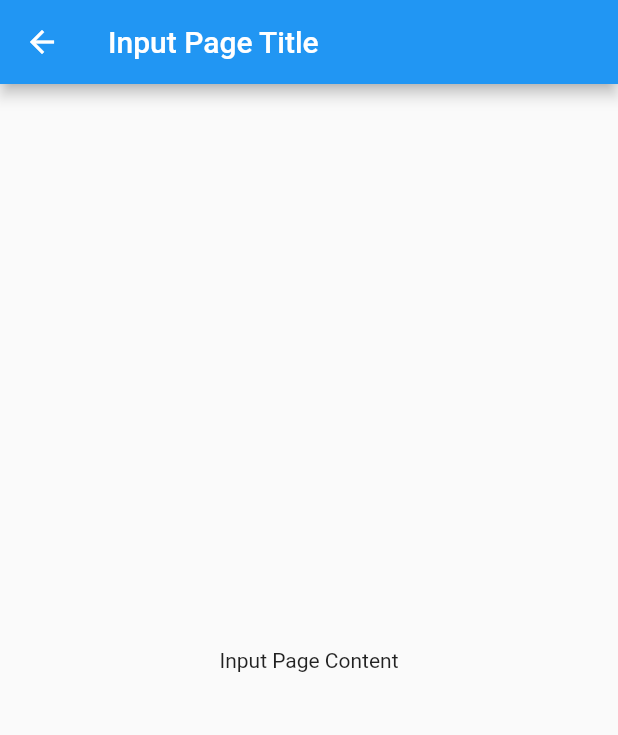
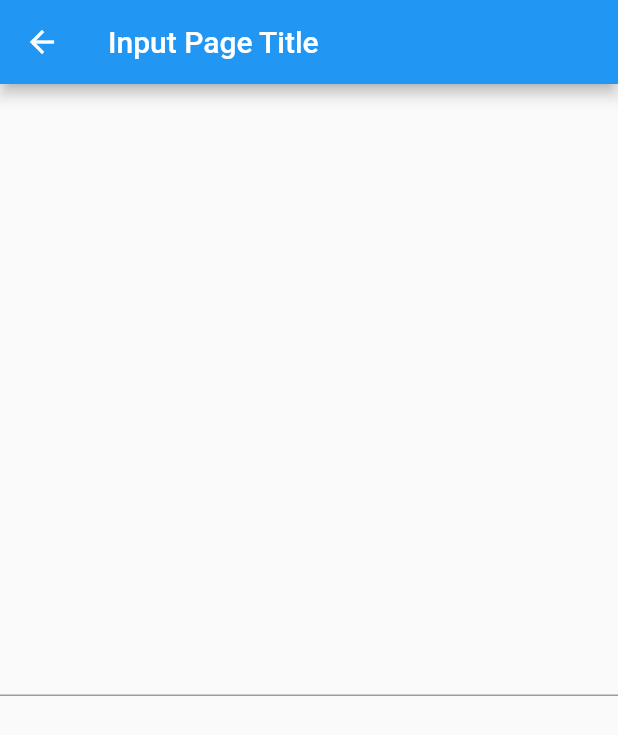
Before and after one commit to shuangxuetwelve/flutter_practice, a Flutter app: the screen it shows after launch, after a tap on "Input Page", on a phone screen of 412 x 824 dp. Shown: the top 735 px of the screen. Run offline on Flutter 3.47's test engine with Material 2 defaults, Android fonts, the phone set to English and light mode, and no system bars.

Commit message:
Add component Input

```diff
--- /dev/null
+++ b/lib/input.dart
@@ -0,0 +1,13 @@
+import 'package:flutter/material.dart';
+
+class Input extends StatefulWidget {
+  @override
+  _InputState createState() => _InputState();
+}
+
+class _InputState extends State<Input> {
+  @override
+  Widget build(BuildContext) {
+    return TextFormField();
+  }
+}
--- a/lib/main.dart
+++ b/lib/main.dart
@@ -1,4 +1,5 @@
 import 'package:flutter/material.dart';
+import 'input.dart';
 
 void main() => runApp(App());
 
@@ -28,8 +29,8 @@ class Home extends StatelessWidget {
                 appBar: AppBar(
                   title: const Text("Input Page Title"),
                 ),
-                body: const Center(
-                  child: Text("Input Page Content"),
+                body: Center(
+                  child: Input(),
                 ),
               );
             }));
```
